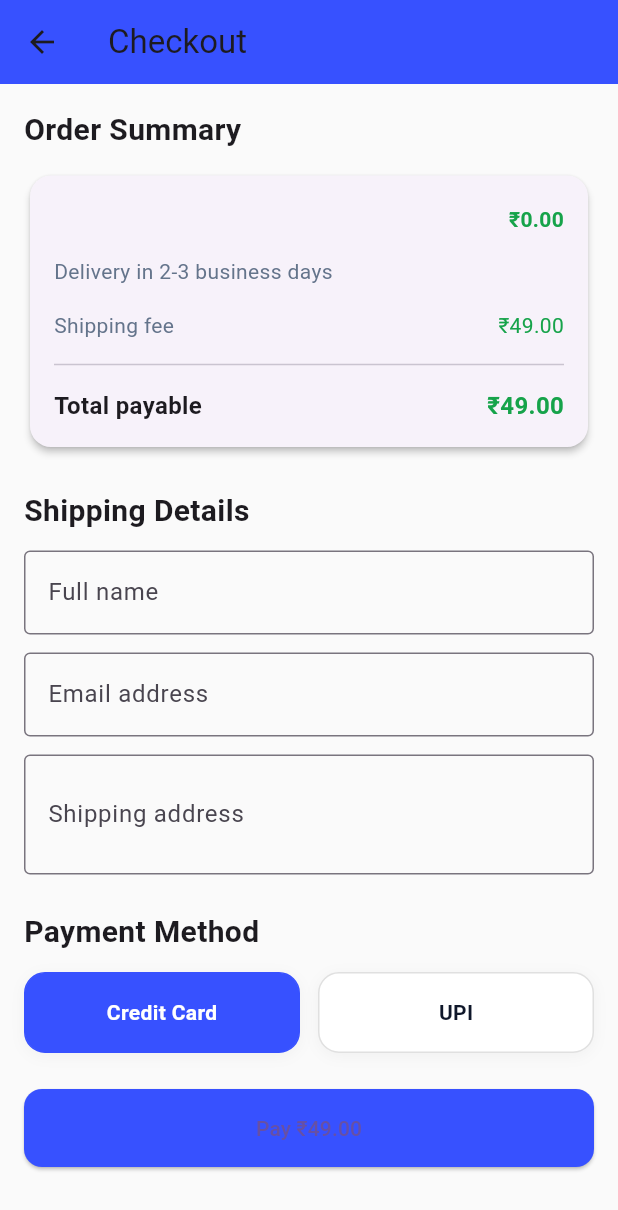
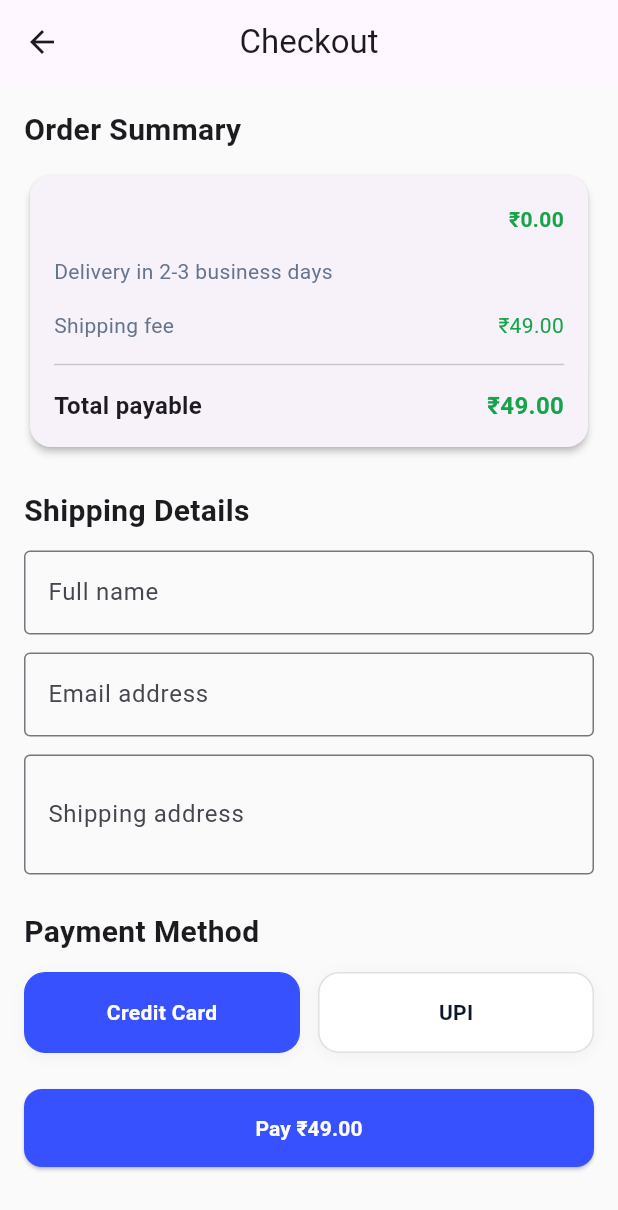
Before and after one commit to gauravg-000/Creator-Hub-Mobile-Application, a Flutter app: the CheckoutView screen opened directly with empty values, on a phone screen of 412 x 824 dp. Shown: the top 1210 px of the screen. Run offline on Flutter 3.47's test engine with Material 3 defaults, Android fonts, the phone set to English and light mode, and no system bars; our stand-ins replace cloud_firestore, firebase_auth, firebase_core, get; accounts and stored records are empty.

Commit message:
Changed the Checkout's App Bar title to centre and final pay button's text color to white

```diff
--- a/lib/views/products/checkout_view.dart
+++ b/lib/views/products/checkout_view.dart
@@ -16,7 +16,7 @@ class CheckoutView extends StatelessWidget {
     return Scaffold(
       appBar: AppBar(
         title: const Text('Checkout'),
-        backgroundColor: AppColors.primary,
+        centerTitle: true,
       ),
       body: SingleChildScrollView(
         padding: const EdgeInsets.all(16),
@@ -114,7 +114,7 @@ class CheckoutView extends StatelessWidget {
                             Text('Completing payment...'),
                           ],
                         )
-                      : Text('Pay ₹${controller.totalAmount.toStringAsFixed(2)}'),
+                      : Text('Pay ₹${controller.totalAmount.toStringAsFixed(2)}',style: const TextStyle(color: Colors.white,fontWeight: FontWeight.bold)),
                 ),
               ),
             ),
```
